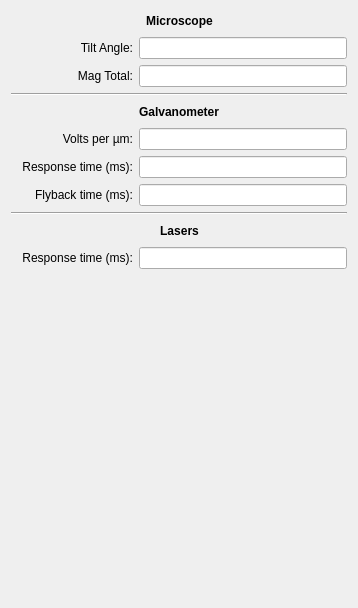
First picture: the form in widget/ui_microscope_settings.ui, repository thibault-brugiere/OPM_GUI, before the edit.
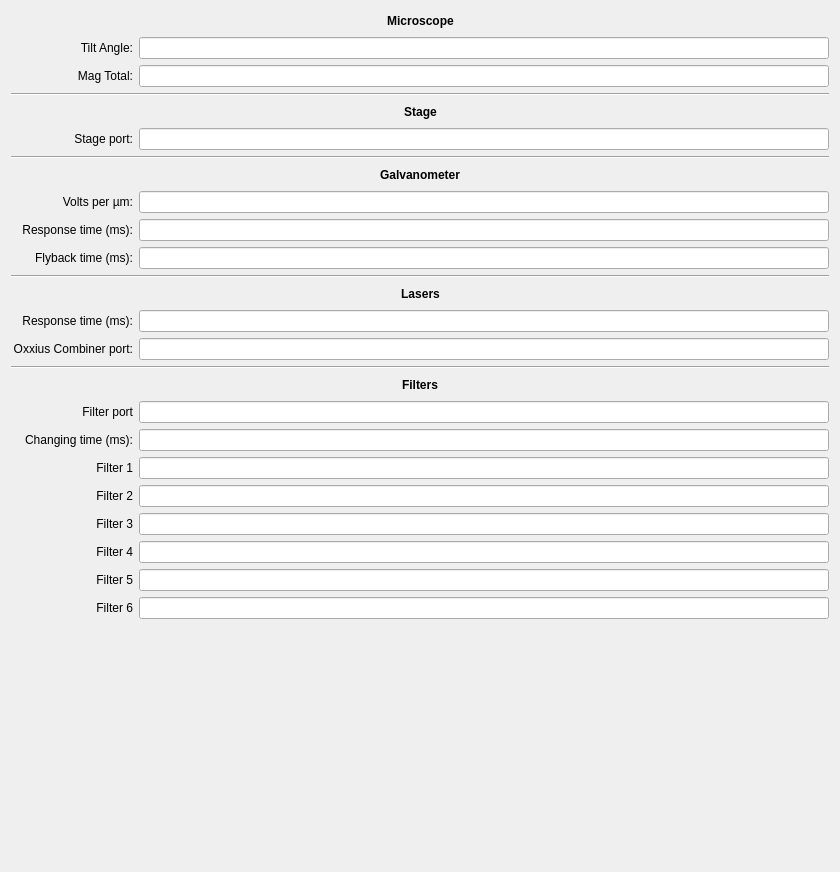
Second picture: the form after the edit.

Commit message: Modification des microscopes settings

```diff
--- a/widget/ui_microscope_settings.ui
+++ b/widget/ui_microscope_settings.ui
@@ -6,8 +6,8 @@
    <rect>
     <x>0</x>
     <y>0</y>
-    <width>358</width>
-    <height>608</height>
+    <width>840</width>
+    <height>872</height>
    </rect>
   </property>
   <property name="windowTitle">
@@ -106,6 +106,82 @@
      </item>
     </layout>
    </item>
+   <item>
+    <widget class="Line" name="line_4">
+     <property name="orientation">
+      <enum>Qt::Horizontal</enum>
+     </property>
+    </widget>
+   </item>
+   <item>
+    <layout class="QHBoxLayout" name="horizontalLayout_10">
+     <item>
+      <spacer name="horizontalSpacer_9">
+       <property name="orientation">
+        <enum>Qt::Horizontal</enum>
+       </property>
+       <property name="sizeHint" stdset="0">
+        <size>
+         <width>40</width>
+         <height>20</height>
+        </size>
+       </property>
+      </spacer>
+     </item>
+     <item>
+      <widget class="QLabel" name="label_stage">
+       <property name="font">
+        <font>
+         <weight>75</weight>
+         <bold>true</bold>
+        </font>
+       </property>
+       <property name="text">
+        <string>Stage</string>
+       </property>
+       <property name="alignment">
+        <set>Qt::AlignCenter</set>
+       </property>
+      </widget>
+     </item>
+     <item>
+      <spacer name="horizontalSpacer_10">
+       <property name="orientation">
+        <enum>Qt::Horizontal</enum>
+       </property>
+       <property name="sizeHint" stdset="0">
+        <size>
+         <width>40</width>
+         <height>20</height>
+        </size>
+       </property>
+      </spacer>
+     </item>
+    </layout>
+   </item>
+   <item>
+    <layout class="QHBoxLayout" name="horizontalLayout_20">
+     <item>
+      <widget class="QLabel" name="label_stage_port">
+       <property name="minimumSize">
+        <size>
+         <width>122</width>
+         <height>0</height>
+        </size>
+       </property>
+       <property name="text">
+        <string>Stage port:</string>
+       </property>
+       <property name="alignment">
+        <set>Qt::AlignRight|Qt::AlignTrailing|Qt::AlignVCenter</set>
+       </property>
+      </widget>
+     </item>
+     <item>
+      <widget class="QLineEdit" name="lineEdit_stage_port"/>
+     </item>
+    </layout>
+   </item>
    <item>
     <widget class="Line" name="line_1">
      <property name="orientation">
@@ -304,6 +380,266 @@
      </item>
     </layout>
    </item>
+   <item>
+    <layout class="QHBoxLayout" name="horizontalLayout_12">
+     <item>
+      <widget class="QLabel" name="label_OxxiusCombiner_port">
+       <property name="minimumSize">
+        <size>
+         <width>122</width>
+         <height>0</height>
+        </size>
+       </property>
+       <property name="text">
+        <string>Oxxius Combiner port:</string>
+       </property>
+       <property name="alignment">
+        <set>Qt::AlignRight|Qt::AlignTrailing|Qt::AlignVCenter</set>
+       </property>
+      </widget>
+     </item>
+     <item>
+      <widget class="QLineEdit" name="lineEdit_OxxiusCombiner_port"/>
+     </item>
+    </layout>
+   </item>
+   <item>
+    <widget class="Line" name="line_3">
+     <property name="orientation">
+      <enum>Qt::Horizontal</enum>
+     </property>
+    </widget>
+   </item>
+   <item>
+    <layout class="QHBoxLayout" name="horizontalLayout_11">
+     <item>
+      <spacer name="horizontalSpacer_7">
+       <property name="orientation">
+        <enum>Qt::Horizontal</enum>
+       </property>
+       <property name="sizeHint" stdset="0">
+        <size>
+         <width>40</width>
+         <height>20</height>
+        </size>
+       </property>
+      </spacer>
+     </item>
+     <item>
+      <widget class="QLabel" name="label_filters">
+       <property name="font">
+        <font>
+         <weight>75</weight>
+         <bold>true</bold>
+        </font>
+       </property>
+       <property name="text">
+        <string>Filters</string>
+       </property>
+       <property name="alignment">
+        <set>Qt::AlignCenter</set>
+       </property>
+      </widget>
+     </item>
+     <item>
+      <spacer name="horizontalSpacer_8">
+       <property name="orientation">
+        <enum>Qt::Horizontal</enum>
+       </property>
+       <property name="sizeHint" stdset="0">
+        <size>
+         <width>40</width>
+         <height>20</height>
+        </size>
+       </property>
+      </spacer>
+     </item>
+    </layout>
+   </item>
+   <item>
+    <layout class="QHBoxLayout" name="horizontalLayout_21">
+     <item>
+      <widget class="QLabel" name="label_Filter_port">
+       <property name="minimumSize">
+        <size>
+         <width>122</width>
+         <height>0</height>
+        </size>
+       </property>
+       <property name="text">
+        <string>Filter port</string>
+       </property>
+       <property name="alignment">
+        <set>Qt::AlignRight|Qt::AlignTrailing|Qt::AlignVCenter</set>
+       </property>
+      </widget>
+     </item>
+     <item>
+      <widget class="QLineEdit" name="lineEdit_Filter_port"/>
+     </item>
+    </layout>
+   </item>
+   <item>
+    <layout class="QHBoxLayout" name="horizontalLayout_13">
+     <item>
+      <widget class="QLabel" name="label_filter_changing_time">
+       <property name="minimumSize">
+        <size>
+         <width>122</width>
+         <height>0</height>
+        </size>
+       </property>
+       <property name="text">
+        <string>Changing time (ms):</string>
+       </property>
+       <property name="alignment">
+        <set>Qt::AlignRight|Qt::AlignTrailing|Qt::AlignVCenter</set>
+       </property>
+      </widget>
+     </item>
+     <item>
+      <widget class="QLineEdit" name="lineEdit_filter_changing_time"/>
+     </item>
+    </layout>
+   </item>
+   <item>
+    <layout class="QHBoxLayout" name="horizontalLayout_18">
+     <item>
+      <widget class="QLabel" name="label_Filter1">
+       <property name="minimumSize">
+        <size>
+         <width>122</width>
+         <height>0</height>
+        </size>
+       </property>
+       <property name="text">
+        <string>Filter 1</string>
+       </property>
+       <property name="alignment">
+        <set>Qt::AlignRight|Qt::AlignTrailing|Qt::AlignVCenter</set>
+       </property>
+      </widget>
+     </item>
+     <item>
+      <widget class="QLineEdit" name="lineEdit_Filter1"/>
+     </item>
+    </layout>
+   </item>
+   <item>
+    <layout class="QHBoxLayout" name="horizontalLayout_16">
+     <item>
+      <widget class="QLabel" name="label_Filter2">
+       <property name="minimumSize">
+        <size>
+         <width>122</width>
+         <height>0</height>
+        </size>
+       </property>
+       <property name="text">
+        <string>Filter 2</string>
+       </property>
+       <property name="alignment">
+        <set>Qt::AlignRight|Qt::AlignTrailing|Qt::AlignVCenter</set>
+       </property>
+      </widget>
+     </item>
+     <item>
+      <widget class="QLineEdit" name="lineEdit_Filter2"/>
+     </item>
+    </layout>
+   </item>
+   <item>
+    <layout class="QHBoxLayout" name="horizontalLayout_17">
+     <item>
+      <widget class="QLabel" name="label_Filter3">
+       <property name="minimumSize">
+        <size>
+         <width>122</width>
+         <height>0</height>
+        </size>
+       </property>
+       <property name="text">
+        <string>Filter 3</string>
+       </property>
+       <property name="alignment">
+        <set>Qt::AlignRight|Qt::AlignTrailing|Qt::AlignVCenter</set>
+       </property>
+      </widget>
+     </item>
+     <item>
+      <widget class="QLineEdit" name="lineEdit_Filter3"/>
+     </item>
+    </layout>
+   </item>
+   <item>
+    <layout class="QHBoxLayout" name="horizontalLayout_19">
+     <item>
+      <widget class="QLabel" name="label_Filter4">
+       <property name="minimumSize">
+        <size>
+         <width>122</width>
+         <height>0</height>
+        </size>
+       </property>
+       <property name="text">
+        <string>Filter 4</string>
+       </property>
+       <property name="alignment">
+        <set>Qt::AlignRight|Qt::AlignTrailing|Qt::AlignVCenter</set>
+       </property>
+      </widget>
+     </item>
+     <item>
+      <widget class="QLineEdit" name="lineEdit_Filter4"/>
+     </item>
+    </layout>
+   </item>
+   <item>
+    <layout class="QHBoxLayout" name="horizontalLayout_15">
+     <item>
+      <widget class="QLabel" name="label_Filter5">
+       <property name="minimumSize">
+        <size>
+         <width>122</width>
+         <height>0</height>
+        </size>
+       </property>
+       <property name="text">
+        <string>Filter 5</string>
+       </property>
+       <property name="alignment">
+        <set>Qt::AlignRight|Qt::AlignTrailing|Qt::AlignVCenter</set>
+       </property>
+      </widget>
+     </item>
+     <item>
+      <widget class="QLineEdit" name="lineEdit_Filter5"/>
+     </item>
+    </layout>
+   </item>
+   <item>
+    <layout class="QHBoxLayout" name="horizontalLayout_14">
+     <item>
+      <widget class="QLabel" name="label_Filter6">
+       <property name="minimumSize">
+        <size>
+         <width>122</width>
+         <height>0</height>
+        </size>
+       </property>
+       <property name="text">
+        <string>Filter 6</string>
+       </property>
+       <property name="alignment">
+        <set>Qt::AlignRight|Qt::AlignTrailing|Qt::AlignVCenter</set>
+       </property>
+      </widget>
+     </item>
+     <item>
+      <widget class="QLineEdit" name="lineEdit_Filter6"/>
+     </item>
+    </layout>
+   </item>
    <item>
     <spacer name="verticalSpacer">
      <property name="orientation">
```
Left out of the diff: 4 changed lines with no effect on the pictures. The commit also changes 10 other files.
